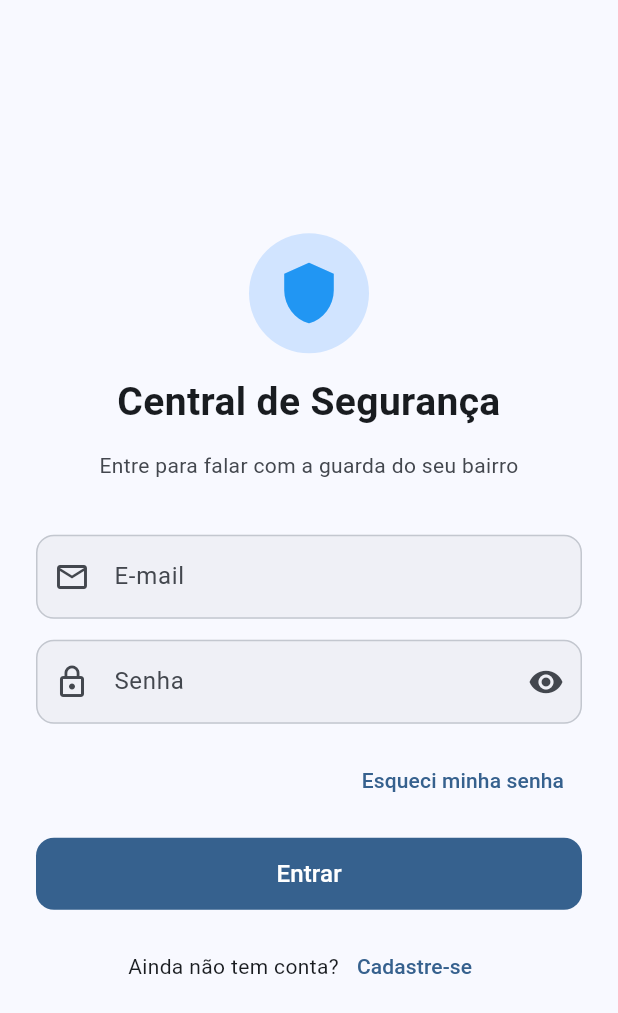
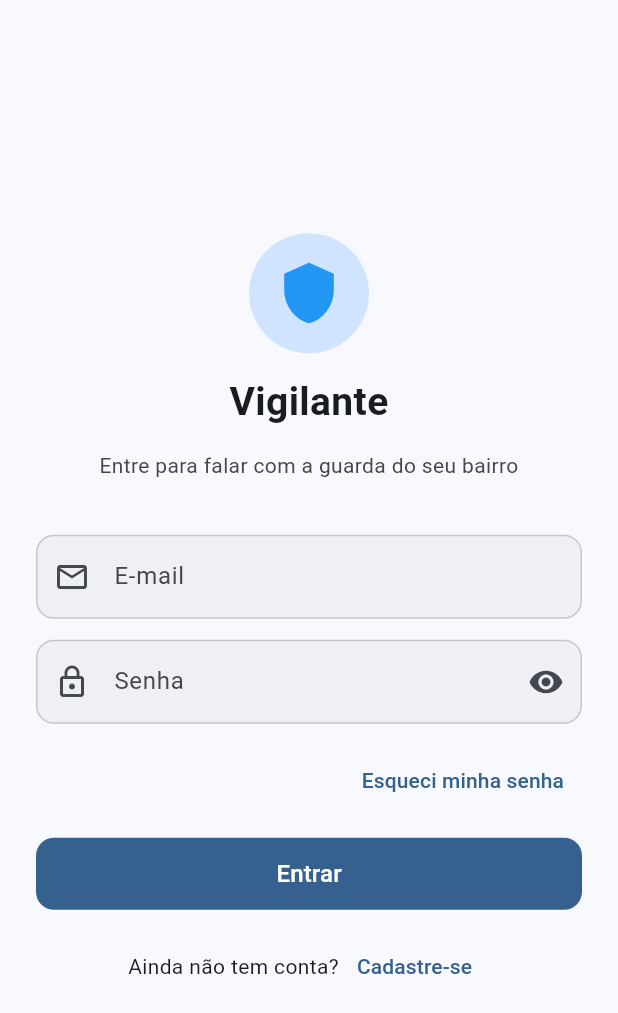
Before and after one commit to Murilo004/vigilante-app, a Flutter app: the screen it shows after launch, on a phone screen of 412 x 824 dp. Shown: the top 1013 px of the screen. Run offline on Flutter 3.47's test engine with Material 3 defaults, Android fonts, the phone set to English and light mode, and no system bars; our stand-ins replace cloud_firestore, firebase_auth, firebase_core, flutter_map, latlong2; accounts and stored records are empty.

Commit message:
Alteração nos nomes que estavam errados.

```diff
--- a/lib/app/app.dart
+++ b/lib/app/app.dart
@@ -24,7 +24,7 @@ class SegurancaApp extends StatelessWidget {
   @override
   Widget build(BuildContext context) {
     return MaterialApp(
-      title: "Central de Segurança",
+      title: "Vigilante",
       debugShowCheckedModeBanner: false,
       theme: temaDoApp(),
       initialRoute: Sessao.rotaInicial(),
--- a/lib/telas/autenticacao/login_page.dart
+++ b/lib/telas/autenticacao/login_page.dart
@@ -98,7 +98,7 @@ class _LoginPageState extends State<LoginPage> {
                       ),
                     ),
                     Text(
-                      "Central de Segurança",
+                      "Vigilante",
                       textAlign: TextAlign.center,
                       style: TextStyle(fontSize: 26, fontWeight: FontWeight.bold),
                     ),
```
Also changed, not shown: 2 other files.
